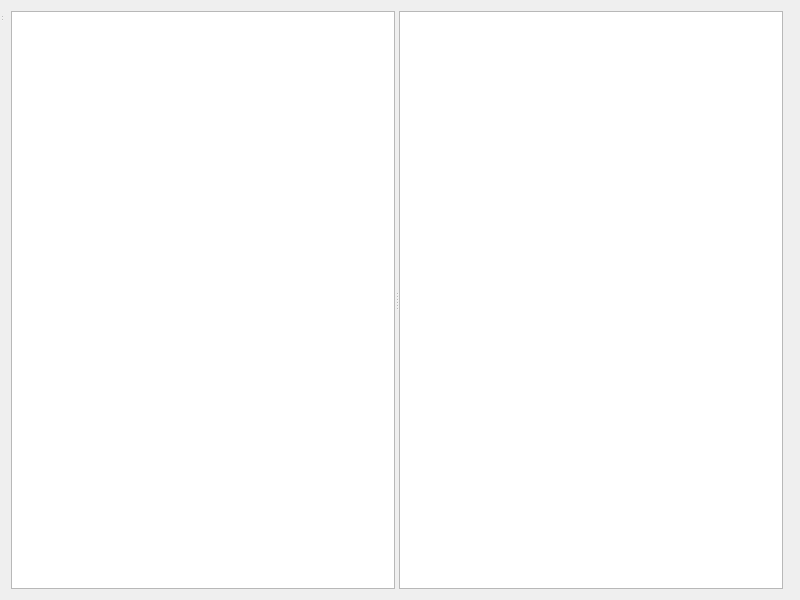
Qt form ui/qwmdataeditor.ui (alleindrach/QWellMan) before a commit.
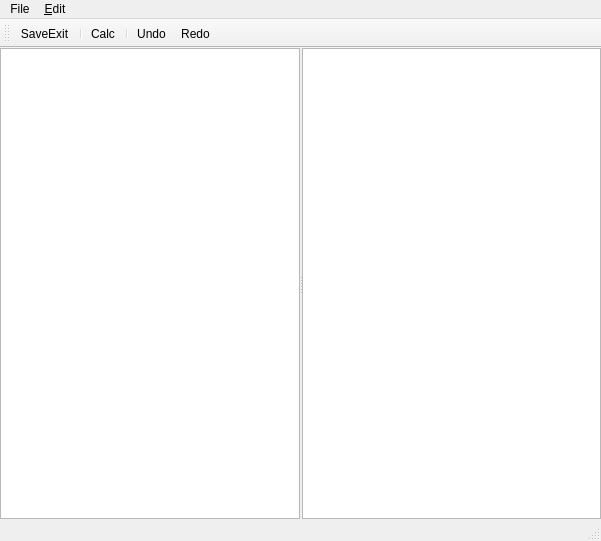
The same form after that commit. Icons and pictures are not drawn.

```diff
--- a/ui/qwmdataeditor.ui
+++ b/ui/qwmdataeditor.ui
@@ -1,69 +1,181 @@
 <?xml version="1.0" encoding="UTF-8"?>
 <ui version="4.0">
  <class>QWMDataEditor</class>
- <widget class="QDialog" name="QWMDataEditor">
+ <widget class="QMainWindow" name="QWMDataEditor">
   <property name="geometry">
    <rect>
     <x>0</x>
     <y>0</y>
-    <width>800</width>
-    <height>600</height>
+    <width>601</width>
+    <height>541</height>
    </rect>
   </property>
   <property name="windowTitle">
    <string>Data Editor</string>
   </property>
-  <layout class="QHBoxLayout" name="horizontalLayout">
-   <item>
-    <widget class="QSplitter" name="splitter">
-     <property name="orientation">
-      <enum>Qt::Horizontal</enum>
-     </property>
-     <widget class="QTreeWidget" name="tbvData">
-      <property name="columnCount">
+  <widget class="QWidget" name="centralwidget">
+   <layout class="QHBoxLayout" name="horizontalLayout">
+    <property name="leftMargin">
+     <number>0</number>
+    </property>
+    <property name="topMargin">
+     <number>0</number>
+    </property>
+    <property name="rightMargin">
+     <number>0</number>
+    </property>
+    <property name="bottomMargin">
+     <number>0</number>
+    </property>
+    <item>
+     <widget class="QSplitter" name="splitter">
+      <property name="orientation">
+       <enum>Qt::Horizontal</enum>
+      </property>
+      <property name="handleWidth">
        <number>2</number>
       </property>
-      <attribute name="headerVisible">
-       <bool>false</bool>
-      </attribute>
-      <column>
-       <property name="text">
-        <string notr="true">1</string>
+      <widget class="QTreeWidget" name="trwTables">
+       <property name="font">
+        <font>
+         <pointsize>10</pointsize>
+        </font>
        </property>
-      </column>
-      <column>
-       <property name="text">
-        <string notr="true">2</string>
+       <property name="iconSize">
+        <size>
+         <width>16</width>
+         <height>16</height>
+        </size>
        </property>
-      </column>
+       <property name="columnCount">
+        <number>1</number>
+       </property>
+       <attribute name="headerVisible">
+        <bool>false</bool>
+       </attribute>
+       <column>
+        <property name="text">
+         <string notr="true">1</string>
+        </property>
+       </column>
+      </widget>
+      <widget class="QTableView" name="tableView"/>
      </widget>
-     <widget class="QTableView" name="trvTables"/>
-    </widget>
-   </item>
-   <item>
-    <widget class="QWidget" name="centralwidget" native="true"/>
-   </item>
-  </layout>
+    </item>
+   </layout>
+  </widget>
   <widget class="QMenuBar" name="menubar">
    <property name="geometry">
     <rect>
      <x>0</x>
      <y>0</y>
-     <width>0</width>
-     <height>0</height>
+     <width>601</width>
+     <height>24</height>
     </rect>
    </property>
+   <widget class="QMenu" name="menuFile">
+    <property name="title">
+     <string>File</string>
+    </property>
+    <addaction name="actionSaveExit"/>
+   </widget>
+   <widget class="QMenu" name="menuTool">
+    <property name="title">
+     <string>&amp;Edit</string>
+    </property>
+    <addaction name="actionCalc"/>
+    <addaction name="separator"/>
+    <addaction name="actionUndo"/>
+    <addaction name="actionRedo"/>
+    <addaction name="separator"/>
+   </widget>
+   <addaction name="menuFile"/>
+   <addaction name="menuTool"/>
   </widget>
-  <widget class="QStatusBar" name="statusbar">
-   <property name="geometry">
-    <rect>
-     <x>0</x>
-     <y>0</y>
-     <width>3</width>
-     <height>22</height>
-    </rect>
+  <widget class="QStatusBar" name="statusbar"/>
+  <widget class="QToolBar" name="toolBar">
+   <property name="windowTitle">
+    <string>toolBar</string>
    </property>
+   <property name="iconSize">
+    <size>
+     <width>16</width>
+     <height>16</height>
+    </size>
+   </property>
+   <property name="toolButtonStyle">
+    <enum>Qt::ToolButtonTextUnderIcon</enum>
+   </property>
+   <attribute name="toolBarArea">
+    <enum>TopToolBarArea</enum>
+   </attribute>
+   <attribute name="toolBarBreak">
+    <bool>false</bool>
+   </attribute>
+   <addaction name="actionSaveExit"/>
+   <addaction name="separator"/>
+   <addaction name="actionCalc"/>
+   <addaction name="separator"/>
+   <addaction name="actionUndo"/>
+   <addaction name="actionRedo"/>
   </widget>
+  <action name="actionSaveExit">
+   <property name="icon">
+    <iconset resource="../resource/resource.qrc">
+     <normaloff>:/images/icons/save.png</normaloff>:/images/icons/save.png</iconset>
+   </property>
+   <property name="text">
+    <string>Save&amp;Exit</string>
+   </property>
+   <property name="toolTip">
+    <string>Save And Exit</string>
+   </property>
+   <property name="shortcut">
+    <string>Ctrl+S</string>
+   </property>
+  </action>
+  <action name="actionCalc">
+   <property name="icon">
+    <iconset resource="../resource/resource.qrc">
+     <normaloff>:/images/icons/calc@2x.png</normaloff>:/images/icons/calc@2x.png</iconset>
+   </property>
+   <property name="text">
+    <string>Calc</string>
+   </property>
+   <property name="toolTip">
+    <string>Calcute Field</string>
+   </property>
+  </action>
+  <action name="actionUndo">
+   <property name="icon">
+    <iconset resource="../resource/resource.qrc">
+     <normaloff>:/images/icons/undo.png</normaloff>:/images/icons/undo.png</iconset>
+   </property>
+   <property name="text">
+    <string>Undo</string>
+   </property>
+   <property name="toolTip">
+    <string>Undow Modify</string>
+   </property>
+   <property name="shortcut">
+    <string>Ctrl+Z</string>
+   </property>
+  </action>
+  <action name="actionRedo">
+   <property name="icon">
+    <iconset resource="../resource/resource.qrc">
+     <normaloff>:/images/icons/redo.png</normaloff>:/images/icons/redo.png</iconset>
+   </property>
+   <property name="text">
+    <string>Redo</string>
+   </property>
+   <property name="toolTip">
+    <string>Redo Modify</string>
+   </property>
+   <property name="shortcut">
+    <string>Ctrl+R</string>
+   </property>
+  </action>
  </widget>
  <resources/>
  <connections/>
```
Left out of the diff: 4 changed lines with no effect on the pictures.
